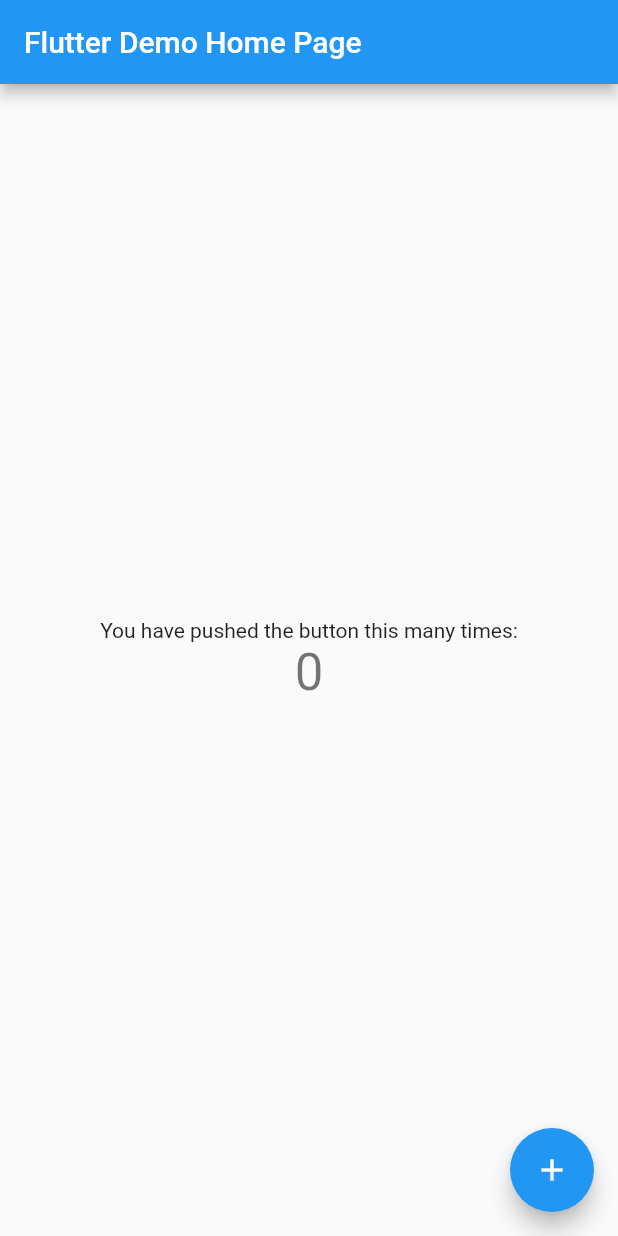
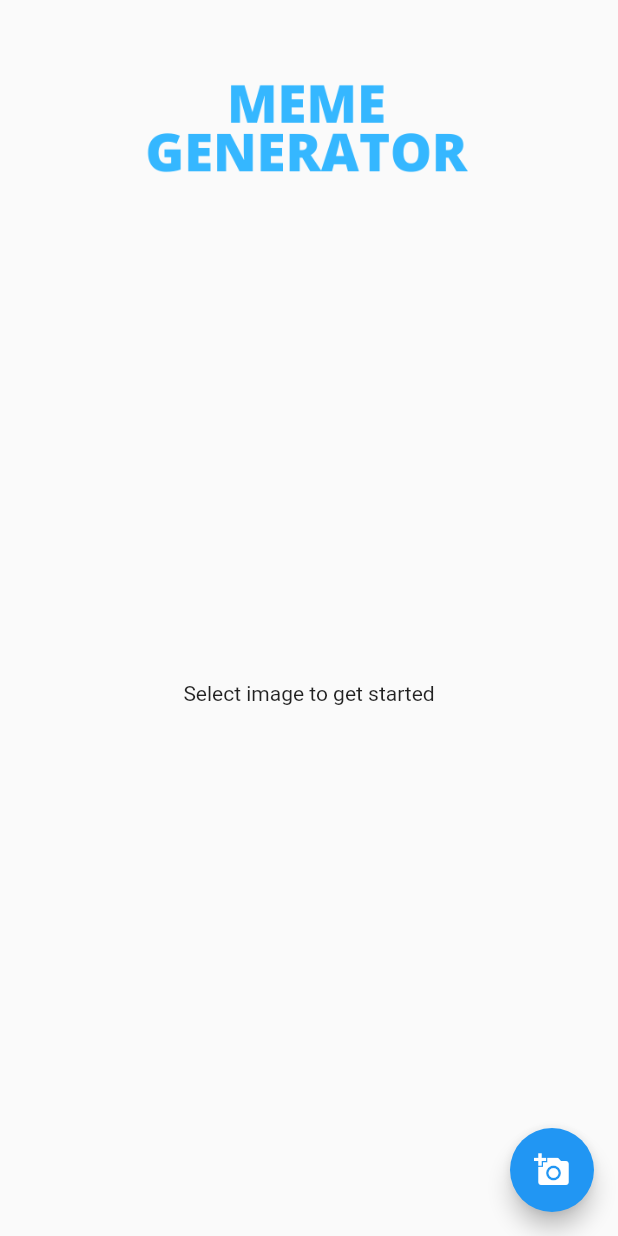
Before and after one commit to rishab2890/flutter_intermediate_projects, a Flutter app: the screen it shows after launch, on a phone screen of 412 x 824 dp. Run offline on Flutter 3.47's test engine with Material 2 defaults, Android fonts, the phone set to English and light mode, and no system bars; our stand-ins replace flare_flutter, image_gallery_saver, image_picker, permission_handler.

Commit message:
meme generator completed

```diff
--- a/meme_generator/lib/main.dart
+++ b/meme_generator/lib/main.dart
@@ -1,8 +1,15 @@
+import 'dart:io';
+import 'dart:math';
+import 'dart:typed_data';
+import 'dart:ui' as ui;
 import 'package:flutter/material.dart';
+import 'package:flutter/rendering.dart';
+import 'package:image_gallery_saver/image_gallery_saver.dart';
+import 'package:image_picker/image_picker.dart';
+import 'package:path_provider/path_provider.dart';
+import 'package:permission_handler/permission_handler.dart';
 
-void main() {
-  runApp(MyApp());
-}
+void main() => runApp(MyApp());
 
 class MyApp extends StatelessWidget {
   // This widget is the root of your application.
@@ -10,108 +17,225 @@ class MyApp extends StatelessWidget {
   Widget build(BuildContext context) {
     return MaterialApp(
       title: 'Flutter Demo',
+      debugShowCheckedModeBanner: false,
       theme: ThemeData(
-        // This is the theme of your application.
-        //
-        // Try running your application with "flutter run". You'll see the
-        // application has a blue toolbar. Then, without quitting the app, try
-        // changing the primarySwatch below to Colors.green and then invoke
-        // "hot reload" (press "r" in the console where you ran "flutter run",
-        // or simply save your changes to "hot reload" in a Flutter IDE).
-        // Notice that the counter didn't reset back to zero; the application
-        // is not restarted.
         primarySwatch: Colors.blue,
-        // This makes the visual density adapt to the platform that you run
-        // the app on. For desktop platforms, the controls will be smaller and
-        // closer together (more dense) than on mobile platforms.
-        visualDensity: VisualDensity.adaptivePlatformDensity,
       ),
-      home: MyHomePage(title: 'Flutter Demo Home Page'),
+      home: HomePage(),
     );
   }
 }
 
-class MyHomePage extends StatefulWidget {
-  MyHomePage({Key key, this.title}) : super(key: key);
-
-  // This widget is the home page of your application. It is stateful, meaning
-  // that it has a State object (defined below) that contains fields that affect
-  // how it looks.
-
-  // This class is the configuration for the state. It holds the values (in this
-  // case the title) provided by the parent (in this case the App widget) and
-  // used by the build method of the State. Fields in a Widget subclass are
-  // always marked "final".
-
-  final String title;
-
+class HomePage extends StatefulWidget {
   @override
-  _MyHomePageState createState() => _MyHomePageState();
+  _HomePageState createState() => _HomePageState();
 }
 
-class _MyHomePageState extends State<MyHomePage> {
-  int _counter = 0;
+class _HomePageState extends State<HomePage> {
+  final GlobalKey globalKey = new GlobalKey();
 
-  void _incrementCounter() {
+  String headerText = "";
+  String footerText = "";
+
+  File _image;
+  File _imageFile;
+
+  bool imageSelected = false;
+
+  Random rng = new Random();
+
+  Future getImage() async {
+    var image;
+    try {
+      image = await ImagePicker.pickImage(source: ImageSource.gallery);
+    } catch (platformException) {
+      print("not allowing " + platformException);
+    }
     setState(() {
-      // This call to setState tells the Flutter framework that something has
-      // changed in this State, which causes it to rerun the build method below
-      // so that the display can reflect the updated values. If we changed
-      // _counter without calling setState(), then the build method would not be
-      // called again, and so nothing would appear to happen.
-      _counter++;
+      if (image != null) {
+        imageSelected = true;
+      } else {}
+      _image = image;
     });
+    new Directory('storage/emulated/0/' + 'MemeGenerator')
+        .create(recursive: true);
   }
 
   @override
   Widget build(BuildContext context) {
-    // This method is rerun every time setState is called, for instance as done
-    // by the _incrementCounter method above.
-    //
-    // The Flutter framework has been optimized to make rerunning build methods
-    // fast, so that you can just rebuild anything that needs updating rather
-    // than having to individually change instances of widgets.
     return Scaffold(
-      appBar: AppBar(
-        // Here we take the value from the MyHomePage object that was created by
-        // the App.build method, and use it to set our appbar title.
-        title: Text(widget.title),
+      body: SingleChildScrollView(
+        child: Container(
+          child: Column(
+            children: <Widget>[
+              SizedBox(
+                height: 50,
               ),
-      body: Center(
-        // Center is a layout widget. It takes a single child and positions it
-        // in the middle of the parent.
+              Image.asset(
+                "assets/memegenrator.png",
+                height: 70,
+              ),
+              SizedBox(
+                height: 14,
+              ),
+              RepaintBoundary(
+                key: globalKey,
+                child: Stack(
+                  children: <Widget>[
+                    _image != null
+                        ? Image.file(
+                            _image,
+                            height: 300,
+                            fit: BoxFit.fitHeight,
+                          )
+                        : Container(),
+                    Container(
+                      width: MediaQuery.of(context).size.width,
+                      height: 300,
                       child: Column(
-          // Column is also a layout widget. It takes a list of children and
-          // arranges them vertically. By default, it sizes itself to fit its
-          // children horizontally, and tries to be as tall as its parent.
-          //
-          // Invoke "debug painting" (press "p" in the console, choose the
-          // "Toggle Debug Paint" action from the Flutter Inspector in Android
-          // Studio, or the "Toggle Debug Paint" command in Visual Studio Code)
-          // to see the wireframe for each widget.
-          //
-          // Column has various properties to control how it sizes itself and
-          // how it positions its children. Here we use mainAxisAlignment to
-          // center the children vertically; the main axis here is the vertical
-          // axis because Columns are vertical (the cross axis would be
-          // horizontal).
                         mainAxisAlignment: MainAxisAlignment.center,
                         children: <Widget>[
-            Text(
-              'You have pushed the button this many times:',
+                          Container(
+                            padding: EdgeInsets.symmetric(vertical: 8),
+                            child: Text(
+                              headerText.toUpperCase(),
+                              textAlign: TextAlign.center,
+                              style: TextStyle(
+                                color: Colors.white,
+                                fontWeight: FontWeight.w700,
+                                fontSize: 26,
+                                shadows: <Shadow>[
+                                  Shadow(
+                                    offset: Offset(2.0, 2.0),
+                                    blurRadius: 3.0,
+                                    color: Colors.black87,
                                   ),
-            Text(
-              '$_counter',
-              style: Theme.of(context).textTheme.headline4,
+                                  Shadow(
+                                    offset: Offset(2.0, 2.0),
+                                    blurRadius: 8.0,
+                                    color: Colors.black87,
                                   ),
                                 ],
                               ),
                             ),
+                          ),
+                          Spacer(),
+                          Container(
+                              padding: EdgeInsets.symmetric(vertical: 8),
+                              child: Text(
+                                footerText.toUpperCase(),
+                                textAlign: TextAlign.center,
+                                style: TextStyle(
+                                  color: Colors.white,
+                                  fontWeight: FontWeight.w700,
+                                  fontSize: 26,
+                                  shadows: <Shadow>[
+                                    Shadow(
+                                      offset: Offset(2.0, 2.0),
+                                      blurRadius: 3.0,
+                                      color: Colors.black87,
+                                    ),
+                                    Shadow(
+                                      offset: Offset(2.0, 2.0),
+                                      blurRadius: 8.0,
+                                      color: Colors.black87,
+                                    ),
+                                  ],
+                                ),
+                              ))
+                        ],
+                      ),
+                    ),
+                  ],
+                ),
+              ),
+              SizedBox(
+                height: 20,
+              ),
+              imageSelected
+                  ? Container(
+                      padding: EdgeInsets.symmetric(horizontal: 20),
+                      child: Column(
+                        children: <Widget>[
+                          TextField(
+                            onChanged: (val) {
+                              setState(() {
+                                headerText = val;
+                              });
+                            },
+                            decoration:
+                                InputDecoration(hintText: "Header Text"),
+                          ),
+                          SizedBox(
+                            height: 12,
+                          ),
+                          TextField(
+                            onChanged: (val) {
+                              setState(() {
+                                footerText = val;
+                              });
+                            },
+                            decoration:
+                                InputDecoration(hintText: "Footer Text"),
+                          ),
+                          SizedBox(
+                            height: 20,
+                          ),
+                          RaisedButton(
+                            onPressed: () {
+                              //TODO
+                              takeScreenshot();
+                            },
+                            child: Text("Save"),
+                          )
+                        ],
+                      ),
+                    )
+                  : Container(
+                      child: Center(
+                        child: Text("Select image to get started"),
+                      ),
+                    ),
+              _imageFile != null ? Image.file(_imageFile) : Container(),
+            ],
+          ),
+        ),
+      ),
       floatingActionButton: FloatingActionButton(
-        onPressed: _incrementCounter,
-        tooltip: 'Increment',
-        child: Icon(Icons.add),
-      ), // This trailing comma makes auto-formatting nicer for build methods.
+        onPressed: () {
+          getImage();
+        },
+        child: Icon(Icons.add_a_photo),
+      ),
     );
   }
+
+  takeScreenshot() async {
+    RenderRepaintBoundary boundary =
+        globalKey.currentContext.findRenderObject();
+    ui.Image image = await boundary.toImage();
+    final directory = (await getApplicationDocumentsDirectory()).path;
+    ByteData byteData = await image.toByteData(format: ui.ImageByteFormat.png);
+    Uint8List pngBytes = byteData.buffer.asUint8List();
+    print(pngBytes);
+    File imgFile = new File('$directory/screenshot${rng.nextInt(200)}.png');
+    setState(() {
+      _imageFile = imgFile;
+    });
+    _savefile(_imageFile);
+    //saveFileLocal();
+    imgFile.writeAsBytes(pngBytes);
   }
+
+  _savefile(File file) async {
+    await _askPermission();
+    final result = await ImageGallerySaver.saveImage(
+        Uint8List.fromList(await file.readAsBytes()));
+    print(result);
+  }
+
+  _askPermission() async {
+    Map<PermissionGroup, PermissionStatus> permissions =
+        await PermissionHandler().requestPermissions([PermissionGroup.photos]);
+  }
+}
```
Lines whose indentation alone changed are shown as unchanged.
